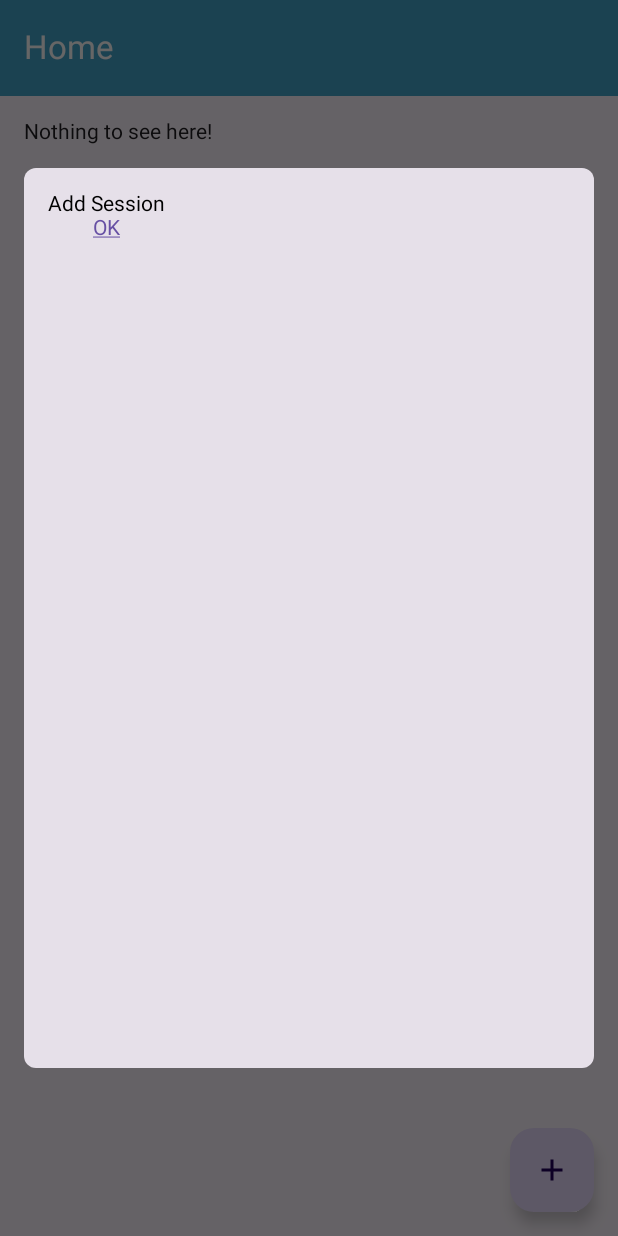
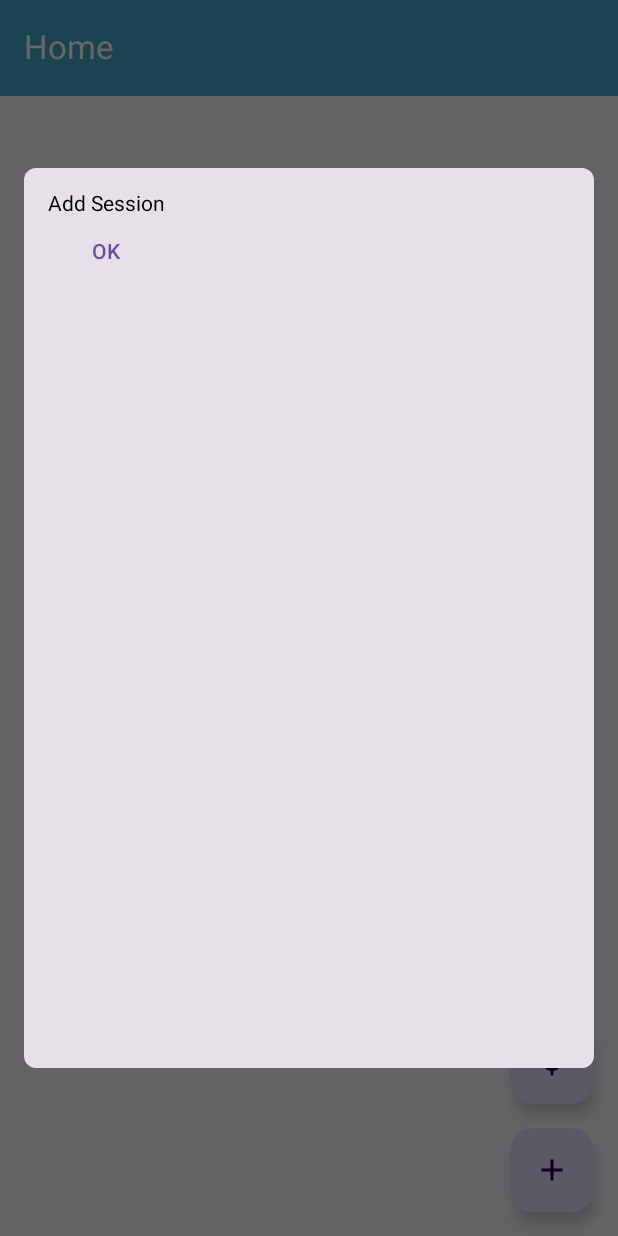
Before and after one commit to Nova027/SenseBridge, an Android app built with Jetpack Compose: the screen it shows after launch (MainActivity), after a tap on "Add", on a phone screen of 412 x 824 dp. Run offline under Robolectric (Android 15) with nearby library versions, the phone set to English and light mode, and no system bars.

Commit message:
Some cleanup, toasts and mic button

```diff
--- a/android/SenseBridge/app/src/main/java/com/example/sensebridge/MainActivity.kt
+++ b/android/SenseBridge/app/src/main/java/com/example/sensebridge/MainActivity.kt
@@ -1,22 +1,23 @@
 package com.example.sensebridge
 
 import android.os.Bundle
+import android.widget.Toast
 import androidx.activity.ComponentActivity
 import androidx.activity.compose.setContent
 import androidx.activity.enableEdgeToEdge
 import androidx.compose.foundation.layout.Arrangement
 import androidx.compose.foundation.layout.Column
+import androidx.compose.foundation.layout.Spacer
 import androidx.compose.foundation.layout.fillMaxSize
 import androidx.compose.foundation.layout.fillMaxWidth
 import androidx.compose.foundation.layout.height
 import androidx.compose.foundation.layout.padding
+import androidx.compose.foundation.layout.size
 import androidx.compose.foundation.lazy.LazyColumn
 import androidx.compose.foundation.shape.RoundedCornerShape
 import androidx.compose.material.icons.Icons
 import androidx.compose.material.icons.filled.Add
-import androidx.compose.material3.AlertDialog
 import androidx.compose.material3.Card
-import androidx.compose.material3.Divider
 import androidx.compose.material3.ExperimentalMaterial3Api
 import androidx.compose.material3.FloatingActionButton
 import androidx.compose.material3.HorizontalDivider
@@ -27,36 +28,25 @@ import androidx.compose.material3.TextButton
 import androidx.compose.material3.TopAppBar
 import androidx.compose.material3.TopAppBarDefaults.topAppBarColors
 import androidx.compose.runtime.Composable
+import androidx.compose.runtime.MutableIntState
 import androidx.compose.runtime.MutableState
 import androidx.compose.runtime.mutableStateOf
 import androidx.compose.runtime.remember
-import androidx.compose.runtime.setValue
-import androidx.compose.runtime.getValue
+import androidx.compose.runtime.mutableIntStateOf
 import androidx.compose.ui.Alignment
 import androidx.compose.ui.Modifier
 import androidx.compose.ui.graphics.Color
-import androidx.compose.ui.text.LinkAnnotation
-import androidx.compose.ui.text.LinkAnnotation.Clickable
-import androidx.compose.ui.text.LinkInteractionListener
-import androidx.compose.ui.text.SpanStyle
-import androidx.compose.ui.text.TextLinkStyles
-import androidx.compose.ui.text.TextStyle
-import androidx.compose.ui.text.buildAnnotatedString
-import androidx.compose.ui.text.withLink
+import androidx.compose.ui.res.painterResource
+import androidx.compose.ui.text.style.TextAlign
 import androidx.compose.ui.unit.dp
+import androidx.compose.ui.unit.sp
 import androidx.compose.ui.window.Dialog
-import com.example.sensebridge.ui.theme.SenseBridgeTheme
 @OptIn(ExperimentalMaterial3Api::class)
 
 class MainActivity : ComponentActivity()
 {
-    private external fun stringFromJNI(): String
-    private external fun stringFromJNI2(): String
-
     override fun onCreate(savedInstanceState: Bundle?) {
         super.onCreate(savedInstanceState)
-        System.loadLibrary("sensebridge_cpp_v1")
-        System.loadLibrary("sensebridge_cpp_v2")
         enableEdgeToEdge()
         setContent {
             HomeScreenUI()
@@ -67,47 +57,50 @@ class MainActivity : ComponentActivity()
     fun HomeScreenUI()
     {
         var showAddSessionDialog = remember { mutableStateOf(false) }
-        var sessionCount = remember { mutableStateOf(0) }
+        var showToast = remember { mutableStateOf(false) }
+        var sessionCount = remember { mutableIntStateOf(0) }
+        var prevSessionCount = remember { mutableIntStateOf(0) }
 
-        Scaffold(
-            topBar = { TopBar("Home") },
-            floatingActionButton = { AddSessionButton(showAddSessionDialog) })
+        // Scaffold to organize the UI with topBar, floatingActionButtons and Content
+        Scaffold(topBar = { TopBar("Home") },
+            floatingActionButton = { ActionButtons(showAddSessionDialog, showToast) })
         { innerPadding ->
-            Column(
-                modifier = Modifier
-                    .fillMaxSize()
-                    .padding(innerPadding)
-            )
-            {
-                // Text(text = "$innerPadding ${stringFromJNI()} ${stringFromJNI2()}!", modifier = Modifier.padding(16.dp))
-                if (sessionCount.value > 0)
-                {
+            // Column to hold the content of the home screen, based on scaffold placement
+            Column(modifier = Modifier.fillMaxSize().padding(innerPadding)) {
+                // Display a scrollable list of previously created sessions, If they exist
+                if (sessionCount.intValue > 0) {
                     LazyColumn(modifier = Modifier.padding(16.dp))
                     {
-                        items(sessionCount.value)
-                        { index ->
-                            Card(shape = RoundedCornerShape(8.dp),
-                                modifier = Modifier.fillMaxWidth().height(100.dp))
-                            {
-                                Text(text = "Session $index", modifier = Modifier.padding(8.dp))
-                            }
-                            HorizontalDivider()
+                        items(sessionCount.intValue) { index ->
+                            SessionData(index)
                         }
                     }
                 }
-                else
-                {
-                    Text(text = "Nothing to see here!", modifier = Modifier.padding(16.dp))
+                // If no sessions created
+                else {
+                    Text(text = "\n\n\n\n\n\n\n\n\n\n\n\n\n\nNothing to see here!", fontSize = 18.sp,
+                        textAlign = TextAlign.Center, modifier = Modifier.size(400.dp).padding(16.dp))
                 }
             }
         }
 
-        if (showAddSessionDialog.value)
-        {
+        if (showAddSessionDialog.value) {
+            prevSessionCount.intValue = sessionCount.intValue
             AddSessionDialog(showAddSessionDialog, sessionCount)
+        }
+
+        if (showToast.value) {
+            Toast.makeText(this, "To Do", Toast.LENGTH_SHORT).show()
+            showToast.value = false
+        }
+
+        if (sessionCount.intValue > prevSessionCount.intValue) {
+            Toast.makeText(this, "Session Added", Toast.LENGTH_SHORT).show()
+            prevSessionCount.intValue = sessionCount.intValue
         }
     }
 
+    // TopBar to be used by Home screen Scaffold
     @Composable
     fun TopBar(text: String = "Top Bar")
     {
@@ -115,16 +108,38 @@ class MainActivity : ComponentActivity()
             title = {Text(text, color = Color.White)})
     }
 
+    // Action Buttons to be used by Home screen Scaffold
     @Composable
-    fun AddSessionButton(showAddSessionDialog: MutableState<Boolean>)
+    fun ActionButtons(showAddSessionDialog: MutableState<Boolean>, showToast : MutableState<Boolean> = mutableStateOf(false))
     {
-        FloatingActionButton(onClick = { showAddSessionDialog.value = true }) {
-            Icon(Icons.Default.Add, contentDescription = "Add")
+        Column {
+            FloatingActionButton(onClick = { showToast.value = true }) {
+                Icon(painter = painterResource(R.drawable.mic_24px), contentDescription = "Mic")
+            }
+            Spacer(modifier = Modifier.height(16.dp))
+            FloatingActionButton(onClick = { showAddSessionDialog.value = true }) {
+                Icon(Icons.Default.Add, contentDescription = "Add")
+            }
         }
     }
 
+    // Session Data to be displayed in LazyColumn of Home screen Scaffold
     @Composable
-    fun AddSessionDialog(showAddSessionDialog: MutableState<Boolean>, sessionCount: MutableState<Int>)
+    fun SessionData(index : Int)
+    {
+        Card(shape = RoundedCornerShape(8.dp),
+            modifier = Modifier.fillMaxWidth().height(100.dp))
+        {
+            Text(text = "Session $index", modifier = Modifier.padding(8.dp))
+        }
+        Spacer(modifier = Modifier.height(4.dp))
+        HorizontalDivider(modifier = Modifier.padding(1.dp))
+        Spacer(modifier = Modifier.height(4.dp))
+    }
+
+    @Composable
+    // Dialog box to add a new session
+    fun AddSessionDialog(showAddSessionDialog: MutableState<Boolean>, sessionCount: MutableIntState)
     {
         Dialog(onDismissRequest = { showAddSessionDialog.value = false })
         {
@@ -137,21 +152,17 @@ class MainActivity : ComponentActivity()
                 {
                     Text("Add Session", color = Color.Black)
 
-                    Text(buildAnnotatedString {
-                        val link = Clickable(tag = "OK",
-                            linkInteractionListener = LinkInteractionListener {
-                                showAddSessionDialog.value = false
-                                sessionCount.value++
-                            })
-
-                            withLink(link) {
-                                append("OK")
-                            }
-                        }
-                    )
-
+                    TextButton(onClick = {
+                        sessionCount.intValue++
+                        showAddSessionDialog.value = false
+                    })
+                    {
+                        Text("OK")
+                    }
                 }
             }
         }
     }
+
+
 }
--- /dev/null
+++ b/android/SenseBridge/app/src/main/res/drawable/mic_24px.xml
@@ -0,0 +1,10 @@
+<vector xmlns:android="http://schemas.android.com/apk/res/android"
+    android:width="24dp"
+    android:height="24dp"
+    android:viewportWidth="960"
+    android:viewportHeight="960"
+    android:tint="@android:color/white">
+  <path
+      android:fillColor="@android:color/white"
+      android:pathData="M480,560Q430,560 395,525Q360,490 360,440L360,200Q360,150 395,115Q430,80 480,80Q530,80 565,115Q600,150 600,200L600,440Q600,490 565,525Q530,560 480,560ZM440,840L440,717Q336,703 268,624Q200,545 200,440L280,440Q280,523 338.5,581.5Q397,640 480,640Q563,640 621.5,581.5Q680,523 680,440L760,440Q760,545 692,624Q624,703 520,717L520,840L440,840Z"/>
+</vector>
```
